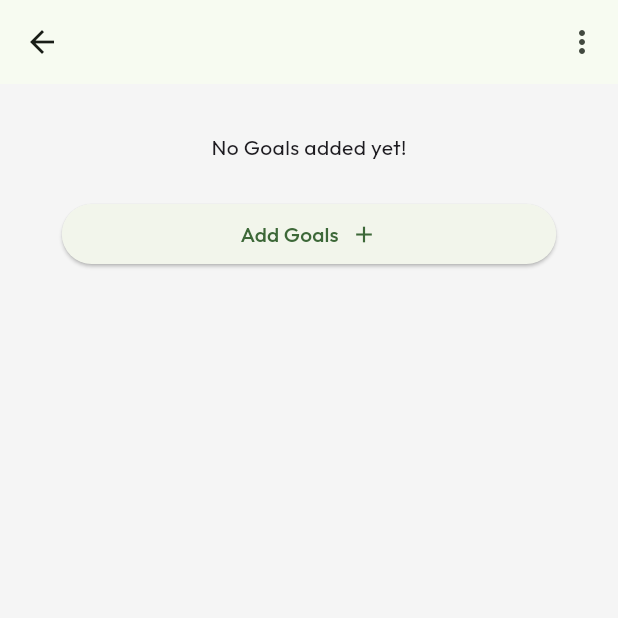
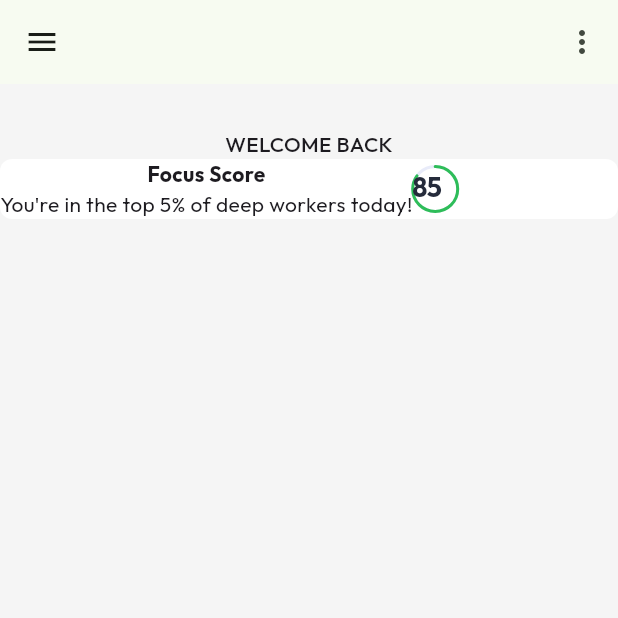
Before and after one commit to yafetfaf07/honest_done, a Flutter app: the HomePage screen opened directly, on a phone screen of 412 x 824 dp, the top half of it. Run offline on Flutter 3.47's test engine with Material 3 defaults, Android fonts, the phone set to English and light mode, and no system bars; our stand-ins replace google_fonts.

Commit message:
Add CustomCircularProgress component and integrate it into HomePage

```diff
--- /dev/null
+++ b/personal_prod_flutter/lib/components/custom_circular_progress.dart
@@ -0,0 +1,42 @@
+import 'package:flutter/material.dart';
+
+class CustomCircularProgress extends StatelessWidget {
+  const CustomCircularProgress({super.key});
+
+  @override
+  Widget build(BuildContext context) {
+    return SizedBox(
+      width: 30, // Adjust size to fit your layout
+      height: 30,
+      child: Stack(
+        alignment: Alignment.center,
+        children: [
+          // The Circular Progress Indicator
+          const SizedBox(
+            width: 120,
+            height: 120,
+            child: CircularProgressIndicator(
+              value: 0.85, // 85% progress
+              strokeWidth: 2, // Thickness of the progress ring
+              backgroundColor: Color(0xFFE8EBF9), // Light background track color
+              valueColor: AlwaysStoppedAnimation<Color>(
+                Color(0xFF2EBD59), // Vivid green color matching the design
+              ),
+              strokeCap: StrokeCap.round, // Rounds off the progress edges
+            ),
+          ),
+          // Centered Text Display
+          Text(
+            '85%',
+            style: TextStyle(
+              fontSize: 18.0,
+              fontWeight: FontWeight.bold,
+              color: const Color(0xFF252B3B), // Dark slate grey text color
+              letterSpacing: -0.5,
+            ),
+          ),
+        ],
+      ),
+    );
+  }
+}
--- a/personal_prod_flutter/lib/pages/home_page.dart
+++ b/personal_prod_flutter/lib/pages/home_page.dart
@@ -1,4 +1,5 @@
 import 'package:flutter/material.dart';
+import 'package:personal_prod/components/custom_circular_progress.dart';
 
 class HomePage extends StatefulWidget {
   const HomePage({super.key});
@@ -104,8 +105,9 @@ class _HomePageState extends State<HomePage> {
                           ),
                           hintText: selectedDate == null
                               ? 'Select a date'
-                              : MaterialLocalizations.of(sheetContext)
-                                  .formatMediumDate(selectedDate!),
+                              : MaterialLocalizations.of(
+                                  sheetContext,
+                                ).formatMediumDate(selectedDate!),
                         ),
                       ),
                       const SizedBox(height: 20),
@@ -133,6 +135,7 @@ class _HomePageState extends State<HomePage> {
   Widget build(BuildContext context) {
     return Scaffold(
       appBar: AppBar(
+        leading: Icon(Icons.menu),
         actions: [
           PopupMenuButton<String>(
             // This defines the icon that triggers the menu (replaces the IconButton)
@@ -189,21 +192,34 @@ class _HomePageState extends State<HomePage> {
       ),
       body: Column(
         children: [
-          const SizedBox(height: 32),
-          const Center(child: Text("No Goals added yet!")),
-          const SizedBox(height: 24),
-          SizedBox(
-            width: MediaQuery.of(context).size.width * 0.8,
-            child: ElevatedButton(
-              onPressed: _showAddGoalSheet,
-              child: const Row(
-                mainAxisAlignment: MainAxisAlignment.center,
-                children: [
-                  Text("Add Goals"),
-                  SizedBox(width: 8),
-                  Icon(Icons.add),
-                ],
-              ),
+          const SizedBox(height: 30),
+          Padding(
+            padding: const EdgeInsets.symmetric(horizontal: 6),
+            child: const Text(
+              "WELCOME BACK",
+              style: TextStyle(fontWeight: FontWeight.w500),
+            ),
+          ),
+          Container(
+            decoration: BoxDecoration(
+              borderRadius: BorderRadius.circular(8),
+              color: Colors.white,
+            ),
+            child: Row(
+              children: [
+                SizedBox(
+                  child: Column(
+                    children: [
+                      Text(
+                        "Focus Score",
+                        style: TextStyle(fontWeight: FontWeight.bold),
+                      ),
+                      Text("You're in the top 5% of deep workers today!"),
+                    ],
+                  ),
+                ),
+                CustomCircularProgress(),
+              ],
             ),
           ),
         ],
```
Also changed, not shown: 2 other files.
